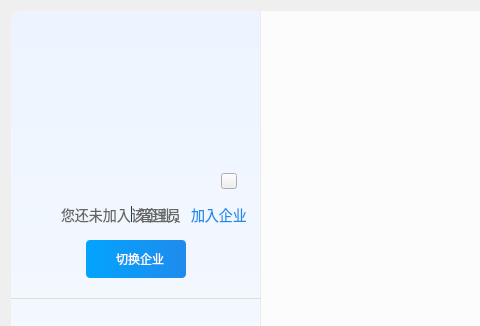
This is src/ZcloudEntCenter/EntCenterNewWidget.ui in gispda/ZcloudDesk as Qt 5 draws it before an edit; both pictures show x 0 to 480 and y 0 to 326 of the 1016 by 639 pixel window. The edited form follows.
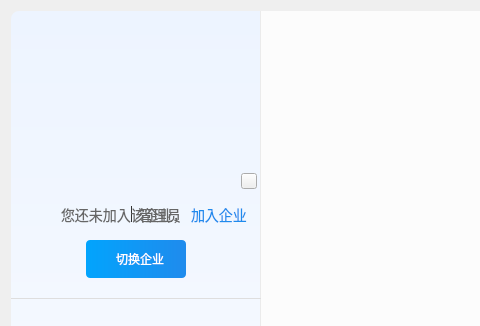
This is the edited form. Icons and pictures are not drawn. Custom widgets are drawn as their Qt base class.

```diff
--- a/src/ZcloudEntCenter/EntCenterNewWidget.ui
+++ b/src/ZcloudEntCenter/EntCenterNewWidget.ui
@@ -34,7 +34,15 @@
   <property name="styleSheet">
    <string notr="true">QWidget#EntCenterWidget{background-color: rgb(255, 255, 255);};</string>
   </property>
-  <widget class="QWidget" name="">
+  <widget class="QWidget" name="layoutWidget">
+   <property name="geometry">
+    <rect>
+     <x>0</x>
+     <y>0</y>
+     <width>1002</width>
+     <height>620</height>
+    </rect>
+   </property>
    <layout class="QHBoxLayout" name="horizontalLayout">
     <property name="spacing">
      <number>0</number>
@@ -151,7 +159,7 @@
       <widget class="QPushButton" name="copyTaxButton">
        <property name="geometry">
         <rect>
-         <x>210</x>
+         <x>230</x>
          <y>162</y>
          <width>16</width>
          <height>16</height>
@@ -189,10 +197,10 @@
       <widget class="QLabel" name="labelTaxNo">
        <property name="geometry">
         <rect>
-         <x>44</x>
-         <y>163</y>
-         <width>150</width>
-         <height>16</height>
+         <x>20</x>
+         <y>160</y>
+         <width>210</width>
+         <height>20</height>
         </rect>
        </property>
        <property name="sizePolicy">
@@ -203,14 +211,14 @@
        </property>
        <property name="minimumSize">
         <size>
-         <width>150</width>
-         <height>16</height>
+         <width>210</width>
+         <height>20</height>
         </size>
        </property>
        <property name="maximumSize">
         <size>
-         <width>150</width>
-         <height>16</height>
+         <width>210</width>
+         <height>20</height>
         </size>
        </property>
        <property name="styleSheet">
@@ -499,10 +507,10 @@
       <widget class="QLabel" name="labelComName">
        <property name="geometry">
         <rect>
-         <x>55</x>
-         <y>135</y>
-         <width>140</width>
-         <height>18</height>
+         <x>0</x>
+         <y>130</y>
+         <width>250</width>
+         <height>25</height>
         </rect>
        </property>
        <property name="sizePolicy">
@@ -513,14 +521,14 @@
        </property>
        <property name="minimumSize">
         <size>
-         <width>140</width>
-         <height>18</height>
+         <width>250</width>
+         <height>25</height>
         </size>
        </property>
        <property name="maximumSize">
         <size>
-         <width>140</width>
-         <height>18</height>
+         <width>240</width>
+         <height>25</height>
         </size>
        </property>
        <property name="styleSheet">
```
